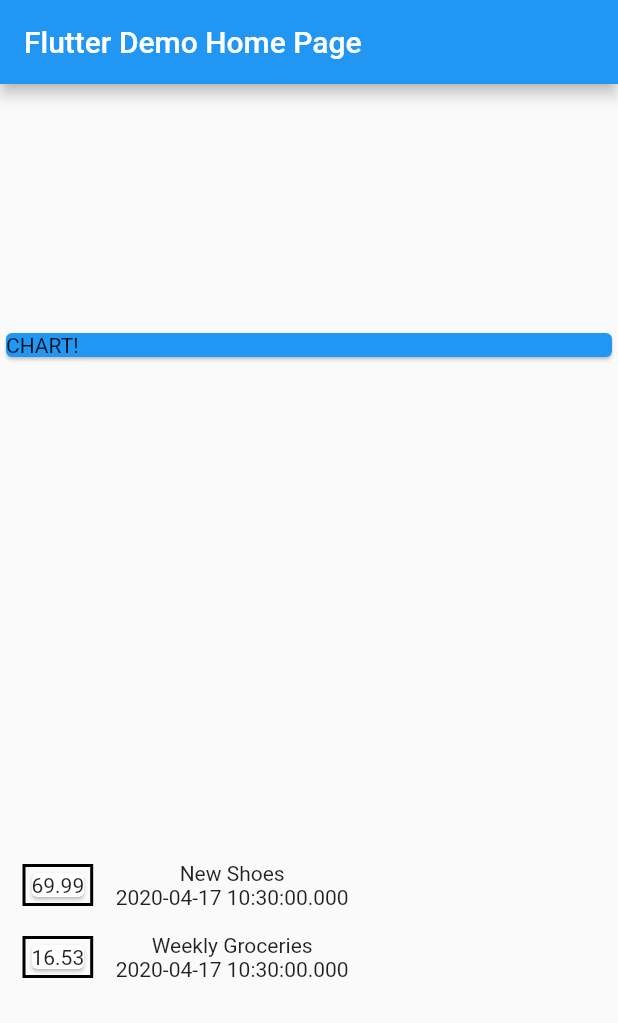
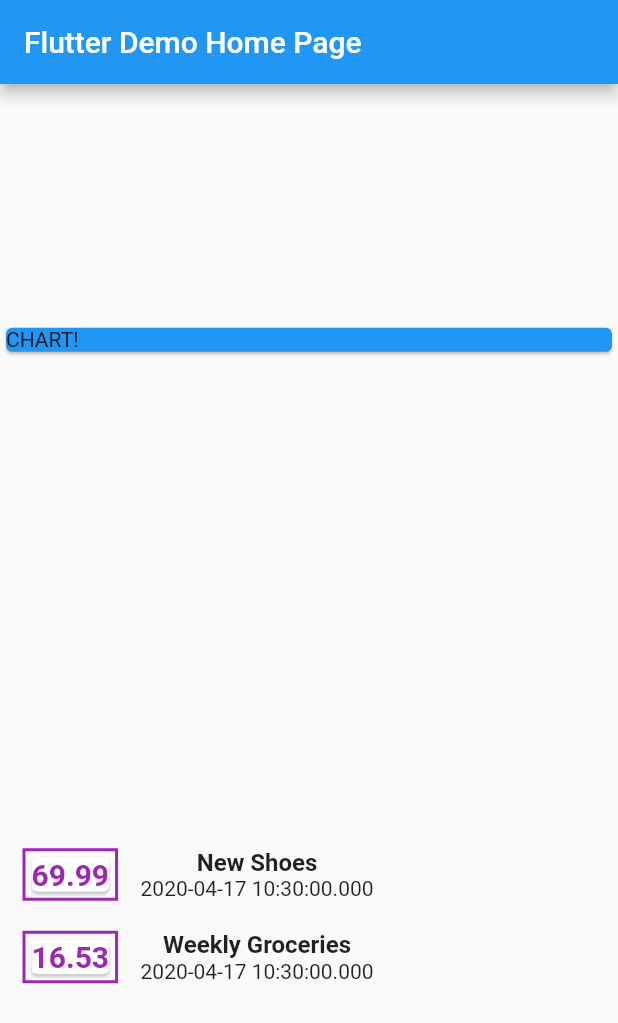
Before and after one commit to dinkelaker/flutter-expense-planner, a Flutter app: the screen it shows after launch, on a phone screen of 412 x 824 dp. Shown: the top 1023 px of the screen. Run offline on Flutter 3.47's test engine with Material 2 defaults, Android fonts, the phone set to English and light mode, and no system bars.

Commit message:
Title formattings

```diff
--- a/lib/main.dart
+++ b/lib/main.dart
@@ -90,16 +90,23 @@ class _MyHomePageState extends State<MyHomePage> {
                     ),
                     decoration: BoxDecoration(
                       border: Border.all(
-                        color: Colors.black,
+                        color: Colors.purple[500],
                         width: 2,
                       ),
                     ),
                     child: Card(
-                      child: Text(tx.amount.toString()),
+                      child: Text(
+                        tx.amount.toString(),
+                        style: TextStyle(
+                          fontWeight: FontWeight.bold,
+                          fontSize: 20,
+                          color: Colors.purple,
+                        ),
+                      ),
                     ),
                   ),
                   Column(children: <Widget>[
-                    Text(tx.title),
+                    Text(tx.title, style: TextStyle(fontWeight: FontWeight.bold, fontSize: 16)),
                     Text(tx.date.toString()),
                   ]),
                 ],
```
